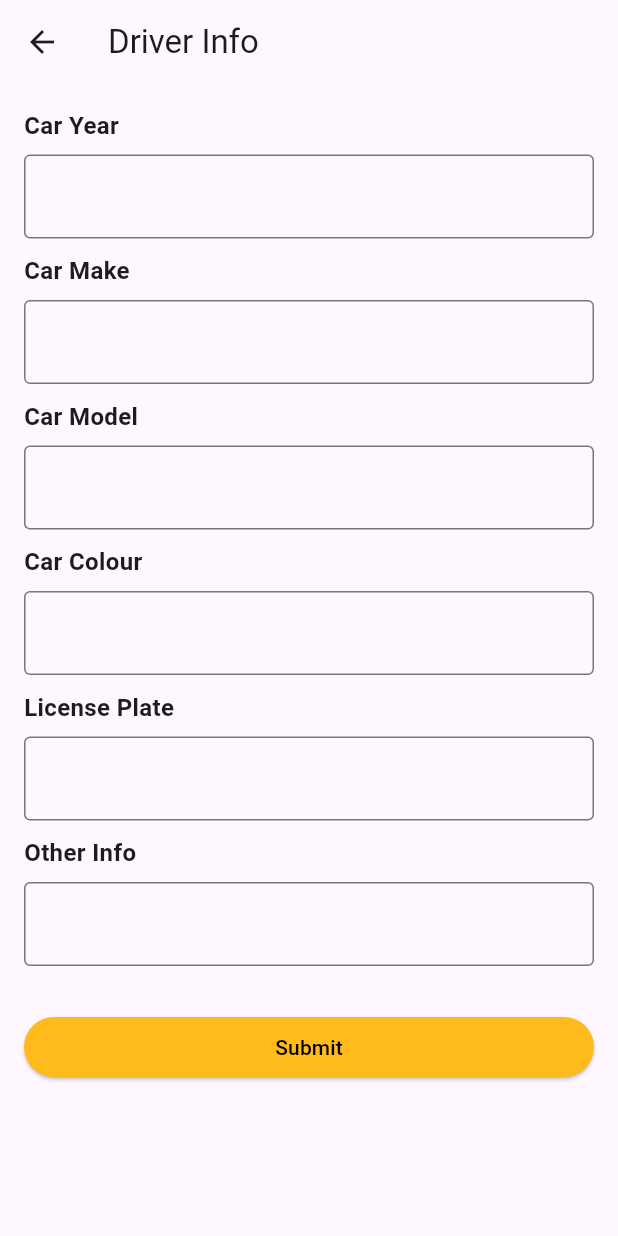
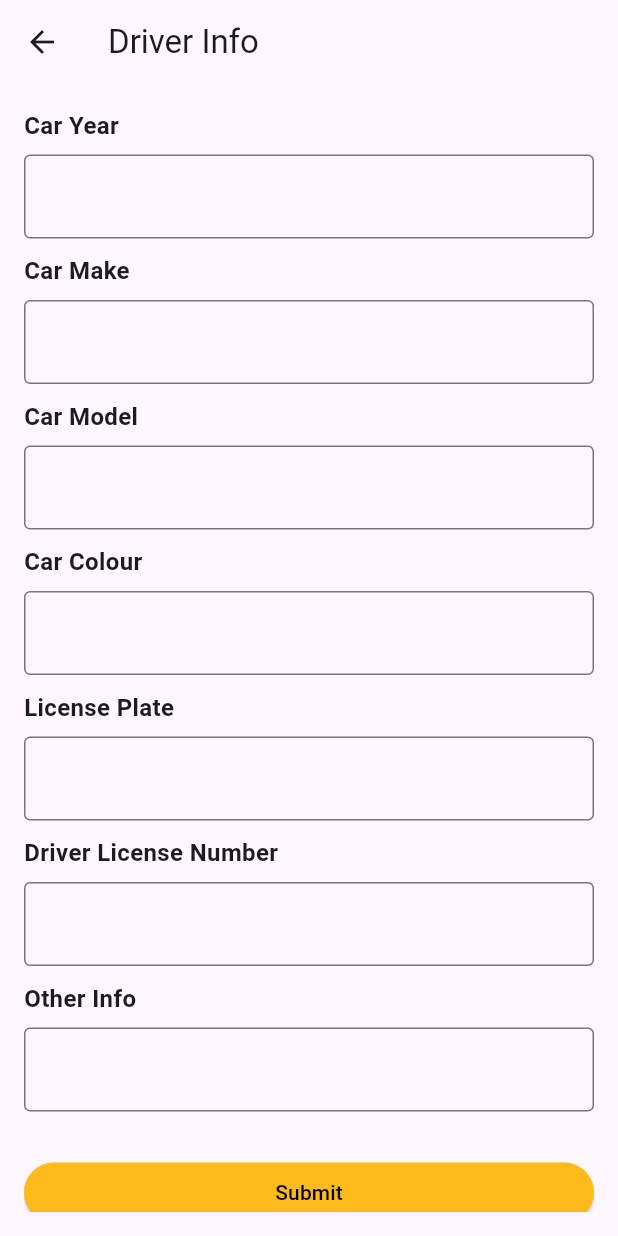
Before and after one commit to SoeThiriKhaing/DFD, a Flutter app: the TaxiDriverSignUp screen opened by its route, on a phone screen of 412 x 824 dp. Run offline on Flutter 3.47's test engine with Material 3 defaults, Android fonts, the light colour scheme and no system bars; our stand-ins replace carousel_slider, flutter_riverpod, flutter_secure_storage, geocoding, geolocator, get and 4 more; accounts and stored records are empty.

Commit message:
Modify Nearby Taxi Driver MVC Logic

```diff
--- a/lib/controllers/auth/handle_success_auth.dart
+++ b/lib/controllers/auth/handle_success_auth.dart
@@ -10,7 +10,7 @@ void handleSuccessAuth(UserModel user, String successMessage) {
     debugPrint("User Name is ${user.name}");
     debugPrint("User Role Name is ${user.role}");
     saveToken(user.accessToken!); //save token
-    saveUserId(user.id); //save user id
+    saveUserId(user.id!); //save user id
     saveUserName(user.name); //save user name
     saveUserRole(user.role!); //save user role
     SnackbarHelper.showSnackbar(
--- a/lib/controllers/taxi/driver/nearby_taxi_driver_controller.dart
+++ b/lib/controllers/taxi/driver/nearby_taxi_driver_controller.dart
@@ -9,23 +9,26 @@ class NearByTaxiDriverController {
   Future<List<Map<String, String?>>> fetchNearbyDrivers() async {
     List<NearbyTaxiDriverModel> drivers = await service.fetchNearbyDrivers(); // Ensure this returns a List
 
-    return drivers.map((driverModel) {
+    return drivers.map((driversList) {
       return {
-        'id': driverModel.biddingPrice.id.toString(),
-        'travel_id': driverModel.biddingPrice.travelId.toString(),
-        'taxi_driver_id': driverModel.biddingPrice.taxiDriverId.toString(),
-        'price': driverModel.biddingPrice.price.toString(),
-        'driver_id': driverModel.driver.id.toString(),
-        'rider_id': driverModel.driver.userId.toString(),
-        'latitude': driverModel.driver.latitude.toString(),
-        'longitude': driverModel.driver.longitude.toString(),
-        'is_available': driverModel.driver.isAvailable.toString(),
-        'car_year': driverModel.driver.carYear.toString(),
-        'car_make': driverModel.driver.carMake,
-        'car_model': driverModel.driver.carModel,
-        'car_colour': driverModel.driver.carColour,
-        'license_plate': driverModel.driver.licensePlate,
-        'other_info': driverModel.driver.otherInfo,
+        'id': driversList.biddingPrice.id.toString(),
+        'travel_id': driversList.biddingPrice.travelId.toString(),
+        'taxi_driver_id': driversList.biddingPrice.taxiDriverId.toString(),
+        'price': driversList.biddingPrice.price.toString(),
+        'rider_id': driversList.driver.userId.toString(),
+        'latitude': driversList.driver.latitude.toString(),
+        'longitude': driversList.driver.longitude.toString(),
+        'is_available': driversList.driver.isAvailable.toString(),
+        'car_year': driversList.driver.carYear.toString(),
+        'car_make': driversList.driver.carMake,
+        'car_model': driversList.driver.carModel,
+        'car_colour': driversList.driver.carColour,
+        'license_plate': driversList.driver.licensePlate,
+        'other_info': driversList.driver.otherInfo,
+        'driver_name': driversList.driver.user!.name,
+        'driver_phone': driversList.driver.user!.phone,
+        'driver_email': driversList.driver.user!.email,
+        'driver_age': driversList.driver.user!.age,
       };
     }).toList();
   }
--- a/lib/models/taxi/driver/driver_model.dart
+++ b/lib/models/taxi/driver/driver_model.dart
@@ -1,7 +1,8 @@
+import 'package:dailyfairdeal/models/user/user_model.dart';
+
 class DriverModel {
   final int? id;
-  final String? name; //added additionally
-  final int? userId; // Store only user ID instead of UserModel
+  final int? userId;
   final double latitude;
   final double longitude;
   final bool isAvailable;
@@ -10,13 +11,13 @@ class DriverModel {
   final String carModel;
   final String carColour;
   final String licensePlate;
+  final String driverLicenseNo;
   final String otherInfo;
- // final String role;
+  final UserModel? user;
 
   DriverModel({
     this.id,
-    this.name, //added additionally //added additionally
-    this.userId, // Only user ID
+    this.userId,
     required this.latitude,
     required this.longitude,
     required this.isAvailable,
@@ -25,15 +26,14 @@ class DriverModel {
     required this.carModel,
     required this.carColour,
     required this.licensePlate,
+    required this.driverLicenseNo,
     required this.otherInfo,
-   // required this.role,
+    this.user,
   });
 
-  // Fetch current location asynchronously
-  //static Future<DriverModel> fromJson(Map<String, dynamic> json) async {
   static DriverModel fromJson(Map<String, dynamic> json) {
     return DriverModel(
-      id: json['id'] ?? 0,//added additionally
+      id: json['id'] ?? 0,
       userId: json['rider_id'] ?? 0, // Extract only user ID
       latitude: json['latitude'],
       longitude: json['longitude'],
@@ -43,15 +43,14 @@ class DriverModel {
       carModel: json['car_model'] ?? '',
       carColour: json['car_colour'] ?? '',
       licensePlate: json['license_plate'] ?? '',
+      driverLicenseNo: json['driver_license_number'] ?? '',
       otherInfo: json['other_info'] ?? '',
+      user: json['user'],
     );
   }
 
   Map<String, dynamic> toJson() {
     return {
-      //"id": id,
-      //"name": name,
-      //"price": price,
       "latitude": latitude,
       "longitude": longitude,
       "is_available": isAvailable ? 1 : 0,
@@ -60,6 +59,7 @@ class DriverModel {
       "car_model": carModel,
       "car_colour": carColour,
       "license_plate": licensePlate,
+      "driver_license_number": driverLicenseNo,
       "other_info": otherInfo,
     };
   }
--- a/lib/models/user/user_model.dart
+++ b/lib/models/user/user_model.dart
@@ -1,5 +1,5 @@
 class UserModel {
-  final int id;
+  final int? id;
   final String name;
   final String email;
   final String? role;
@@ -10,7 +10,7 @@ class UserModel {
   final String? message;
 
   UserModel({
-    required this.id,
+    this.id,
     required this.name,
     required this.email,
     this.role,
--- a/lib/screens/auth/signup/taxi_driver_sign_up.dart
+++ b/lib/screens/auth/signup/taxi_driver_sign_up.dart
@@ -26,6 +26,7 @@ class _TaxiDriverSignUpState extends State<TaxiDriverSignUp> {
   final TextEditingController carModelController = TextEditingController();
   final TextEditingController carColorController = TextEditingController();
   final TextEditingController licensePlateController = TextEditingController();
+  final TextEditingController driverLicenseNoController = TextEditingController();
 
   final TextEditingController otherInfoController = TextEditingController();
   final DriverController driverController = Get.put(DriverController(
@@ -66,8 +67,6 @@ class _TaxiDriverSignUpState extends State<TaxiDriverSignUp> {
 
         // Create DriverModel object with gathered data
         final driver = DriverModel(
-          userId: int.tryParse(userId) ?? 0,
-          name: userName,
           latitude: position.latitude,
           longitude: position.longitude,
           isAvailable: true,
@@ -76,6 +75,7 @@ class _TaxiDriverSignUpState extends State<TaxiDriverSignUp> {
           carModel: carModelController.text,
           carColour: carColorController.text,
           licensePlate: licensePlateController.text,
+          driverLicenseNo: driverLicenseNoController.text,
           otherInfo: otherInfoController.text,
         );
 
@@ -136,6 +136,7 @@ class _TaxiDriverSignUpState extends State<TaxiDriverSignUp> {
                 buildTextField("Car Model", carModelController),
                 buildTextField("Car Colour", carColorController),
                 buildTextField("License Plate", licensePlateController),
+                buildTextField("Driver License Number", driverLicenseNoController),
                 buildTextField("Other Info", otherInfoController),
                 const SizedBox(height: 20),
                 SizedBox(
```
Also changed, not shown: lib/screens/taxi/widgets/driver_list.dart (+81 -9 lines).
